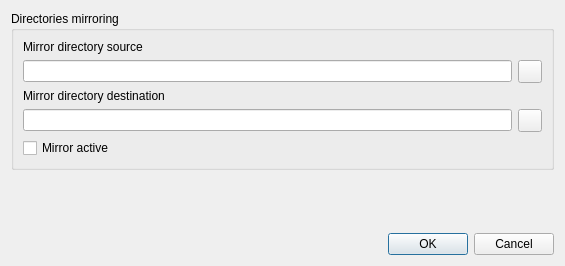
This is DrawingsMirror/Source/src/Settings_Gui.ui in domi4484/ZumMaschine as Qt 5 draws it before an edit. The edited form follows.
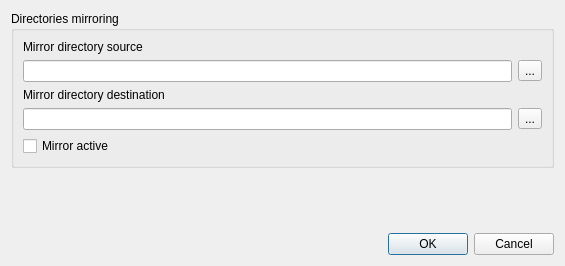
This is the edited form.

The edit to the form file:
```diff
--- a/DrawingsMirror/Source/src/Settings_Gui.ui
+++ b/DrawingsMirror/Source/src/Settings_Gui.ui
@@ -39,7 +39,7 @@
       <item row="2" column="1">
        <widget class="QToolButton" name="m_QToolButton_Mirror_Source">
         <property name="text">
-         <string/>
+         <string>...</string>
         </property>
        </widget>
       </item>
@@ -49,7 +49,7 @@
       <item row="4" column="1">
        <widget class="QToolButton" name="m_QToolButton_Mirror_Destination">
         <property name="text">
-         <string/>
+         <string>...</string>
         </property>
        </widget>
       </item>
```
